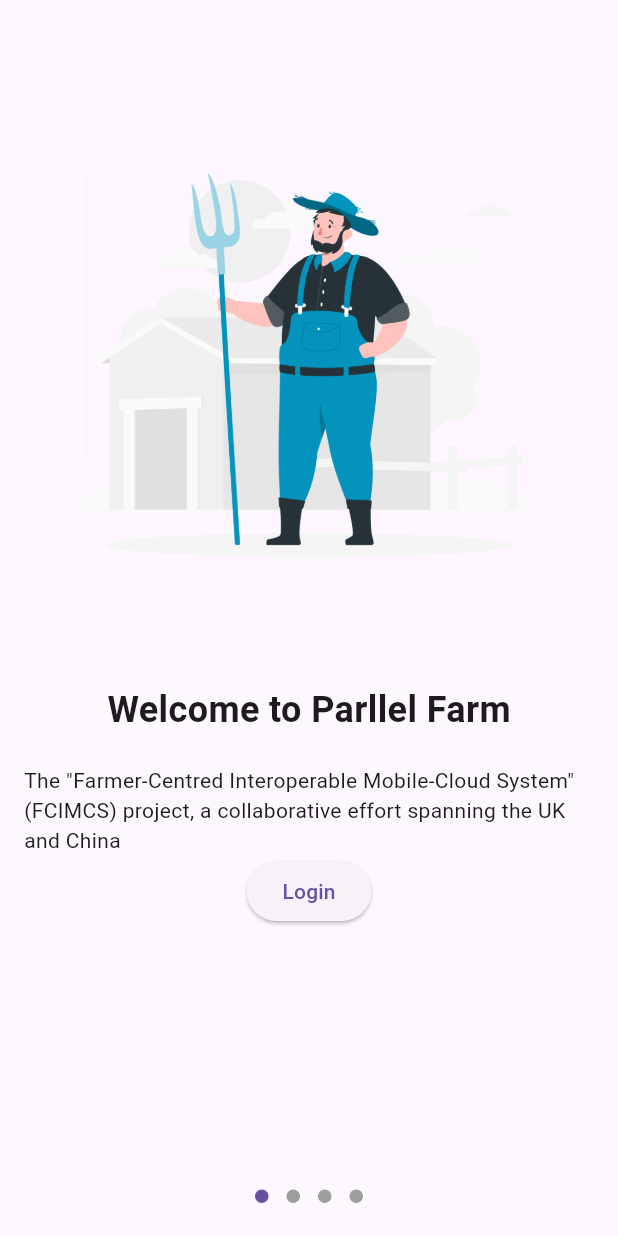
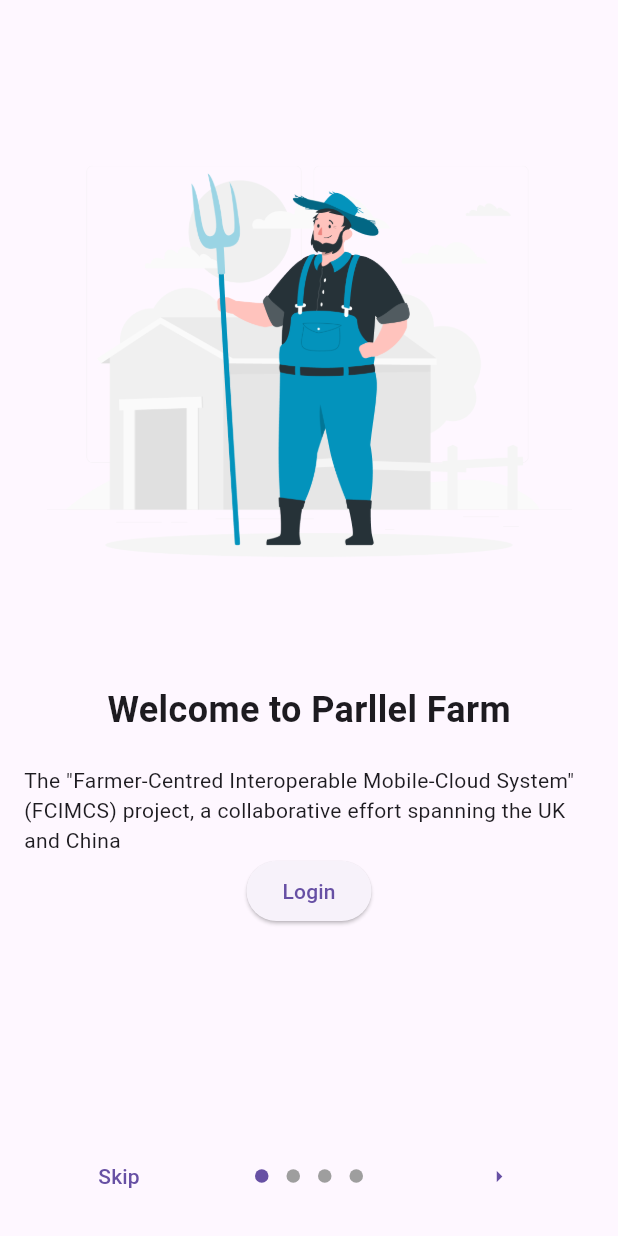
Before and after one commit to manukj/PestGPT, a Flutter app: the screen it shows after launch, on a phone screen of 412 x 824 dp. Run offline on Flutter 3.47's test engine with Material 3 defaults, Android fonts, the phone set to English and light mode, and no system bars; drawn by our look-alikes of introduction_screen; our stand-ins replace get, get_storage.

Commit message:
added skip and done button at intro

```diff
--- a/lib/src/pages/Intro/intro.dart
+++ b/lib/src/pages/Intro/intro.dart
@@ -2,43 +2,24 @@ import 'package:flutter/material.dart';
 import 'package:get/get.dart';
 import 'package:introduction_screen/introduction_screen.dart';
 import 'package:pest_gpt/src/localization/string.dart';
+import 'package:pest_gpt/src/pages/Intro/controller/intro_controler.dart';
+import 'package:pest_gpt/src/pages/login/login.dart';
 import 'package:pest_gpt/src/resource/image.dart';
 
 class IntroPage extends StatelessWidget {
-  final List<PageViewModel> listOfPages = [
-    PageViewModel(
-      title: "Welcome to Parllel Farm",
-      body:
-          'The "Farmer-Centred Interoperable Mobile-Cloud System" (FCIMCS) project, a collaborative effort spanning the UK and China',
-      image: Center(
-        child: Image.asset(ImagePath.welcomelanding_1),
-      ),
-    ),
-    PageViewModel(
-      title: "Title of custom body page",
-      bodyWidget: const Row(
-        mainAxisAlignment: MainAxisAlignment.center,
-        children: [
-          Text("Click on "),
-          Icon(Icons.edit),
-          Text(" to edit a post"),
-        ],
-      ),
-      image: const Center(child: Icon(Icons.android)),
-    )
-  ];
-
-  IntroPage({super.key});
+  const IntroPage({super.key});
 
   @override
   Widget build(BuildContext context) {
     return IntroductionScreen(
       pages: [page1(), page2(), page3(), page4()],
-      showNextButton: false,
-      showDoneButton: false,
-      done: const Text("Done"),
-      onDone: () {
-        // On button pressed
+      showSkipButton: true,
+      done: const Icon(Icons.done),
+      next: const Icon(Icons.arrow_right_outlined),
+      skip: const Text("Skip"),
+      onDone: () async {
+        await Get.find<IntroController>().markIntroAsSeen();
+        Get.to(const Login());
       },
     );
   }
@@ -54,7 +35,8 @@ class IntroPage extends StatelessWidget {
           ),
         ),
       ),
-      bodyWidget: Column(children: [
+      bodyWidget: Column(
+        children: [
           Text(
             StringText.welcomeToPFarm.tr,
             style: const TextStyle(fontSize: 24, fontWeight: FontWeight.bold),
@@ -64,12 +46,11 @@ class IntroPage extends StatelessWidget {
             "The \"Farmer-Centred Interoperable Mobile-Cloud System\" (FCIMCS) project, a collaborative effort spanning the UK and China",
           ),
           ElevatedButton(
-          onPressed: () {
-            // Get.toNamed("/login");
-          },
+            onPressed: () {},
             child: const Text("Login"),
           ),
-      ]),
+        ],
+      ),
     );
   }
 
--- a/lib/src/pages/splash/splash.dart
+++ b/lib/src/pages/splash/splash.dart
@@ -37,7 +37,7 @@ class Splash extends StatelessWidget {
               return const LandingPage();
             } else {
               if (_introController.isFirstTime.value) {
-                return IntroPage();
+                return const IntroPage();
               } else {
                 return const Login();
               }
```
Lines whose indentation alone changed are shown as unchanged.
